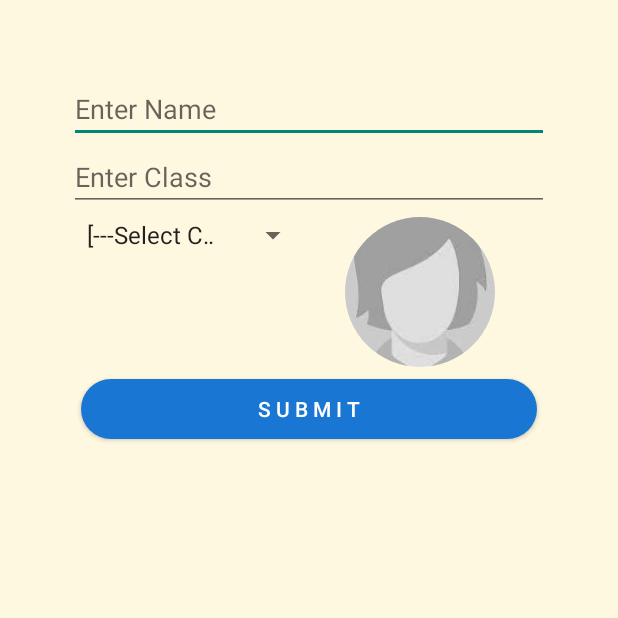
After one commit to hoangduchuu/android-camp, an Android app: the AddStudentActivity screen opened directly, with no data from a screen before it, on a phone screen of 412 x 824 dp, the top half of it. The commit adds this screen. Run offline under Robolectric (Android 15) with nearby library versions, the phone set to English and light mode, and no system bars; our stand-ins replace CircleImageView, Room's generated code.

Commit message:
[DEV] Implement and use ROOM database instead of hardcore data

```diff
--- a/app/src/main/AndroidManifest.xml
+++ b/app/src/main/AndroidManifest.xml
@@ -9,6 +9,8 @@
             android:roundIcon="@mipmap/ic_launcher_round"
             android:supportsRtl="true"
             android:theme="@style/Theme.AppCompat.Light.NoActionBar">
+        <activity android:name=".AddStudentActivity">
+        </activity>
         <activity android:name=".ProfileActivity">
         </activity>
         <activity android:name=".MainActivity">
--- /dev/null
+++ b/app/src/main/java/com/khtn/androidcamp/AddStudentActivity.kt
@@ -0,0 +1,86 @@
+package com.khtn.androidcamp
+
+import android.app.Activity
+import android.content.Intent
+import android.support.v7.app.AppCompatActivity
+import android.os.Bundle
+import com.khtn.androidcamp.ROOM.AppDatabase
+import android.view.View
+import android.widget.AdapterView
+import android.widget.ArrayAdapter
+import com.bumptech.glide.Glide
+import kotlinx.android.synthetic.main.activity_add_student.*
+import kotlin.collections.ArrayList
+
+
+class AddStudentActivity : AppCompatActivity() {
+
+    val spinnerData = ArrayList<Pair<String, Int>>()
+
+    var student = Student()
+
+    var teacherAvatar = -1
+
+    lateinit var db: AppDatabase
+
+    override fun onCreate(savedInstanceState: Bundle?) {
+        super.onCreate(savedInstanceState)
+        setContentView(R.layout.activity_add_student)
+
+        db = AppDatabase.invoke(this) // get Room database instance
+
+        setupSpinner()
+        handleSubmitData()
+
+    }
+
+    private fun handleSubmitData() {
+        btnSubmit.setOnClickListener {
+            // FIXME:  validate empty input value
+            student.name = tvName.text.toString()
+            student.classz = tvClass.text.toString()
+            student.avatar = teacherAvatar
+
+            val studentDAO = db.studentDAO() // get DAO instance
+            val id = studentDAO.insert(student) // insert our student object to ROOM database
+
+            student.id = id.toInt()
+
+            /**
+             * send inserted student-object to main screen when insert database successful
+             */
+            val intent = Intent()
+            intent.putExtra(STUDENT_OBJECT_KEY, student)
+            setResult(Activity.RESULT_OK, intent);
+            finish()
+        }
+    }
+
+    private fun setupSpinner() {
+        spinnerData.add(Pair("[---Select Coach--]", R.drawable.student_place_holder))
+        spinnerData.add(Pair("Tien Dung", R.drawable.buitiendung))
+        spinnerData.add(Pair("Cong Phuong", R.drawable.congphuong))
+        spinnerData.add(Pair("Anh Duc", R.drawable.anhduc))
+        spinnerData.add(Pair("Cong Vinh", R.drawable.conhvinh))
+        spinnerData.add(Pair("Dinh Manh Ninh", R.drawable.dmninh))
+        spinnerData.add(Pair("Duy Manh", R.drawable.duymanh))
+        spinnerData.add(Pair("Huynh Duc", R.drawable.huynhduc))
+        spinnerData.add(Pair("Quang Hai", R.drawable.quanghai))
+        spinnerData.add(Pair("Van Toan", R.drawable.vantoan))
+        spinnerData.add(Pair("Vinh Rau", R.drawable.vinhrau)) // clone the data
+
+        val spinnerAdapter =
+            ArrayAdapter<String>(this, android.R.layout.simple_spinner_item, spinnerData.map { it.first })
+        spiner.adapter = spinnerAdapter
+        spiner.onItemSelectedListener = object : AdapterView.OnItemSelectedListener {
+            override fun onNothingSelected(parent: AdapterView<*>?) {
+            }
+
+            override fun onItemSelected(parent: AdapterView<*>?, view: View?, position: Int, id: Long) {
+                teacherAvatar = spinnerData[position].second
+                Glide.with(this@AddStudentActivity).load(spinnerData[position].second).into(ivFan)
+            }
+        }
+    }
+
+}
--- /dev/null
+++ b/app/src/main/java/com/khtn/androidcamp/ROOM/AppDatabase.kt
@@ -0,0 +1,32 @@
+package com.khtn.androidcamp.ROOM
+
+import android.arch.persistence.room.Database
+import android.arch.persistence.room.Room
+import android.arch.persistence.room.RoomDatabase
+import android.content.Context
+import com.khtn.androidcamp.DATABASE_NAME
+import com.khtn.androidcamp.Student
+
+/**
+ * Created by Huu Hoang on 5/7/19.
+ */
+@Database(entities = arrayOf(Student::class), version = 3)
+abstract class AppDatabase : RoomDatabase() {
+    abstract fun studentDAO(): StudentDAO
+
+    companion object {
+        @Volatile
+        private var instance: AppDatabase? = null
+        private val LOCK = Any()
+
+        operator fun invoke(context: Context) = instance ?: synchronized(LOCK) {
+            instance ?: buildDatabase(context).also { instance = it }
+        }
+
+        private fun buildDatabase(context: Context) = Room.databaseBuilder(
+            context,
+            AppDatabase::class.java, DATABASE_NAME
+        ).allowMainThreadQueries()
+            .build()
+    }
+}
--- /dev/null
+++ b/app/src/main/java/com/khtn/androidcamp/ROOM/StudentDAO.kt
@@ -0,0 +1,39 @@
+package com.khtn.androidcamp.ROOM
+
+import android.arch.persistence.room.*
+import com.khtn.androidcamp.Student
+import android.icu.lang.UCharacter.GraphemeClusterBreak.T
+import android.arch.persistence.room.OnConflictStrategy
+
+
+
+/**
+ * Created by Huu Hoang on 5/7/19.
+ */
+@Dao
+interface StudentDAO {
+    @Query("SELECT * FROM student")
+    fun getAll(): List<Student>
+
+
+    @Query("SELECT * FROM student WHERE name LIKE :name")
+    fun findByName(name: String): Student
+
+    @Query("SELECT * FROM student WHERE id =:id")
+    fun findById(id: Int): Student
+
+    @Insert
+    fun insertAll(vararg todo: Student) : List<Long>
+
+    @Insert(onConflict = OnConflictStrategy.IGNORE)
+    fun insert(obj: Student): Long
+
+    @Delete
+    fun delete(todo: Student)
+
+    @Update
+    fun updateTodo(vararg todos: Student)
+
+    @Query("DELETE FROM student")
+    fun deleteAllStudent()
+}
--- a/app/src/main/java/com/khtn/androidcamp/Student.kt
+++ b/app/src/main/java/com/khtn/androidcamp/Student.kt
@@ -1,6 +1,19 @@
 package com.khtn.androidcamp
+
+import android.arch.persistence.room.Entity
+import android.arch.persistence.room.PrimaryKey
+import android.os.Parcelable
+import kotlinx.android.parcel.Parcelize
 
 /**
  * Created by Huu Hoang on 4/17/19.
  */
-data class Student(val name: String, val classz: String, val avatar: Int)
+@Parcelize
+@Entity
+data class Student(
+    @PrimaryKey(autoGenerate = true) var id: Int? = null, var name: String,
+    var classz: String,
+    var avatar: Int
+) : Parcelable {
+    constructor() : this(null, "", "", -1)
+    }
--- a/app/src/main/java/com/khtn/androidcamp/cons.kt
+++ b/app/src/main/java/com/khtn/androidcamp/cons.kt
@@ -6,3 +6,6 @@ package com.khtn.androidcamp
 const val STUDENT_NAME_KEY = "STUDENT_NAME_KEY"
 const val STUDENT_CLUB_KEY = "STUDENT_CLUB_KEY"
 const val STUDENT_AVATAR_KEY = "STUDENT_AVATAR_KEY"
+const val STUDENT_OBJECT_KEY = "STUDENT_OBJECT_KEY"
+const val DATABASE_NAME = "KHTN-APP.db"
+const val CODE_ADD_NEW_STUDENT = 12
--- /dev/null
+++ b/app/src/main/res/drawable/btn_rounded_primary.xml
@@ -0,0 +1,46 @@
+<?xml version="1.0" encoding="utf-8"?>
+<selector xmlns:android="http://schemas.android.com/apk/res/android">
+    <item android:state_pressed="true">
+
+        <layer-list>
+            <item android:bottom="4dp" android:left="4dp" android:right="4dp" android:top="4dp">
+                <shape android:shape="rectangle">
+                    <corners android:bottomLeftRadius="30dp" android:bottomRightRadius="30dp" android:radius="60dp" android:topLeftRadius="30dp" android:topRightRadius="30dp" />
+                    <solid android:color="@color/colorPrimaryDark" />
+                    <padding android:bottom="0dp" android:left="0dp" android:right="0dp" android:top="0dp" />
+                    <size android:width="110dp" android:height="40dp" />
+                </shape>
+            </item>
+        </layer-list>
+
+    </item>
+    <item android:state_focused="true">
+
+        <layer-list>
+            <item android:bottom="4dp" android:left="4dp" android:right="4dp" android:top="4dp">
+                <shape android:shape="rectangle">
+                    <corners android:bottomLeftRadius="30dp" android:bottomRightRadius="30dp" android:radius="60dp" android:topLeftRadius="30dp" android:topRightRadius="30dp" />
+                    <solid android:color="@color/colorPrimaryDark" />
+                    <padding android:bottom="0dp" android:left="0dp" android:right="0dp" android:top="0dp" />
+                    <size android:width="110dp" android:height="40dp" />
+                </shape>
+            </item>
+        </layer-list>
+
+    </item>
+
+    <item>
+
+        <layer-list>
+            <item android:bottom="4dp" android:left="4dp" android:right="4dp" android:top="4dp">
+                <shape android:shape="rectangle">
+                    <corners android:bottomLeftRadius="30dp" android:bottomRightRadius="30dp" android:radius="60dp" android:topLeftRadius="30dp" android:topRightRadius="30dp" />
+                    <solid android:color="@color/colorPrimary" />
+                    <padding android:bottom="0dp" android:left="0dp" android:right="0dp" android:top="0dp" />
+                    <size android:width="110dp" android:height="40dp" />
+                </shape>
+            </item>
+        </layer-list>
+
+    </item>
+</selector>
--- /dev/null
+++ b/app/src/main/res/layout/activity_add_student.xml
@@ -0,0 +1,71 @@
+<?xml version="1.0" encoding="utf-8"?>
+<LinearLayout
+        xmlns:android="http://schemas.android.com/apk/res/android"
+        xmlns:tools="http://schemas.android.com/tools"
+        android:orientation="vertical"
+        android:layout_width="match_parent"
+        android:background="@color/amber_50"
+        android:layout_height="match_parent"
+        android:padding="50dp"
+        tools:context=".AddStudentActivity">
+    <android.support.design.widget.TextInputEditText
+            android:layout_height="wrap_content"
+            android:layout_marginLeft="-4dp"
+            android:layout_marginRight="-4dp"
+            android:inputType="text"
+            android:maxLength="50"
+            android:hint="Enter Name"
+            android:maxLines="1"
+            android:id="@+id/tvName"
+            android:singleLine="true"
+            android:textColor="@color/blue_grey_800"
+            android:layout_width="match_parent"/>
+
+    <android.support.design.widget.TextInputEditText
+            android:layout_height="wrap_content"
+            android:layout_marginLeft="-4dp"
+            android:layout_marginRight="-4dp"
+            android:inputType="text"
+            android:maxLength="50"
+            android:hint="Enter Class"
+            android:maxLines="1"
+            android:id="@+id/tvClass"
+            android:singleLine="true"
+            android:textColor="@color/blue_grey_800"
+            android:layout_width="match_parent"/>
+
+    <LinearLayout android:layout_width="match_parent"
+                  android:orientation="horizontal"
+                  android:weightSum="10"
+                  android:padding="4dp"
+                  android:layout_height="wrap_content">
+        <Spinner android:layout_height="wrap_content"
+                 android:layout_marginLeft="-4dp"
+                 android:layout_marginRight="-4dp"
+                 android:inputType="text"
+                 android:layout_weight="5"
+                 android:maxLength="5"
+                 android:id="@+id/spiner"
+                 android:maxLines="1"
+                 android:singleLine="true"
+                 android:textColor="@color/blue_grey_800"
+                 android:layout_width="0dp"/>
+        <de.hdodenhof.circleimageview.CircleImageView
+                android:layout_weight="5"
+                android:layout_width="0dp"
+                android:id="@+id/ivFan"
+                tools:src="@color/red_50"
+                android:src="@drawable/quanghai"
+                android:layout_height="100dp"/>
+
+    </LinearLayout>
+
+    <Button android:layout_width="match_parent"
+            android:text="S U B M I T"
+            android:id="@+id/btnSubmit"
+            android:textColor="#FFFFFF"
+            android:background="@drawable/btn_rounded_primary"
+            android:layout_height="wrap_content"/>
+
+
+</LinearLayout>
```
Also changed, not shown: app/src/main/java/com/khtn/androidcamp/MainActivity.kt (+57 -19 lines), app/src/main/java/com/khtn/androidcamp/StudentAdapter.kt (+9 -2 lines), app/src/main/res/layout/activity_main.xml (+15 -2 lines).
